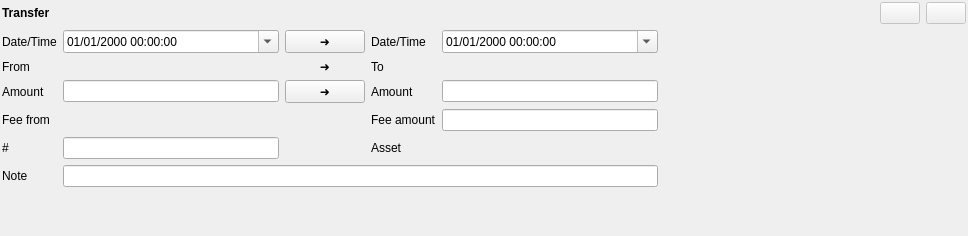
The window that jal/ui/widgets/transfer_operation.ui (titov-vv/jal) describes before a commit, drawn with Qt 5.
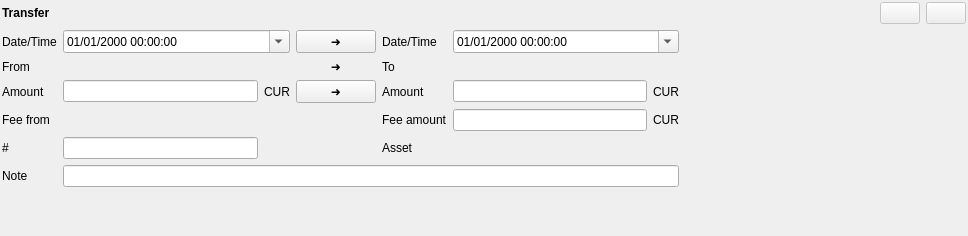
The same window after the commit. Custom widgets are drawn as their Qt base class.

Commit message: Currency labels were added to widgets. Type of a property was changed for AccountCurrencyLabel.

```diff
--- a/jal/ui/widgets/transfer_operation.ui
+++ b/jal/ui/widgets/transfer_operation.ui
@@ -26,21 +26,21 @@
    <property name="bottomMargin">
     <number>2</number>
    </property>
-   <item row="3" column="4">
+   <item row="3" column="5">
     <widget class="QLabel" name="to_amount_label">
      <property name="text">
       <string>Amount</string>
      </property>
     </widget>
    </item>
-   <item row="4" column="5">
+   <item row="4" column="6">
     <widget class="QLineEdit" name="fee">
      <property name="alignment">
       <set>Qt::AlignRight|Qt::AlignTrailing|Qt::AlignVCenter</set>
      </property>
     </widget>
    </item>
-   <item row="3" column="3">
+   <item row="3" column="4">
     <widget class="QPushButton" name="copy_amount_btn">
      <property name="text">
       <string>➜</string>
@@ -54,7 +54,7 @@
      </property>
     </widget>
    </item>
-   <item row="1" column="4">
+   <item row="1" column="5">
     <widget class="QLabel" name="to_date_label">
      <property name="text">
       <string>Date/Time</string>
@@ -88,22 +88,22 @@
      </property>
     </spacer>
    </item>
-   <item row="1" column="2">
-    <widget class="QDateTimeEdit" name="withdrawal_timestamp">
-     <property name="displayFormat">
-      <string>dd/MM/yyyy hh:mm:ss</string>
-     </property>
-     <property name="calendarPopup">
-      <bool>true</bool>
-     </property>
-     <property name="timeSpec">
-      <enum>Qt::UTC</enum>
-     </property>
-    </widget>
-   </item>
    <item row="5" column="2">
     <widget class="QLineEdit" name="number"/>
    </item>
+   <item row="1" column="2" colspan="2">
+    <widget class="QDateTimeEdit" name="withdrawal_timestamp">
+     <property name="displayFormat">
+      <string>dd/MM/yyyy hh:mm:ss</string>
+     </property>
+     <property name="calendarPopup">
+      <bool>true</bool>
+     </property>
+     <property name="timeSpec">
+      <enum>Qt::UTC</enum>
+     </property>
+    </widget>
+   </item>
    <item row="0" column="0">
     <widget class="QLabel" name="main_label">
      <property name="font">
@@ -123,6 +123,13 @@
      </property>
     </widget>
    </item>
+   <item row="3" column="3">
+    <widget class="AccountCurrencyLabel" name="from_currency">
+     <property name="text">
+      <string>CUR</string>
+     </property>
+    </widget>
+   </item>
    <item row="3" column="2">
     <widget class="QLineEdit" name="withdrawal">
      <property name="alignment">
@@ -137,10 +144,10 @@
      </property>
     </widget>
    </item>
-   <item row="2" column="2">
+   <item row="2" column="2" colspan="2">
     <widget class="AccountSelector" name="from_account_widget" native="true"/>
    </item>
-   <item row="2" column="3">
+   <item row="2" column="4">
     <widget class="QLabel" name="arrow_account">
      <property name="text">
       <string> ➜ </string>
@@ -150,20 +157,7 @@
      </property>
     </widget>
    </item>
-   <item row="1" column="5">
-    <widget class="QDateTimeEdit" name="deposit_timestamp">
-     <property name="displayFormat">
-      <string>dd/MM/yyyy hh:mm:ss</string>
-     </property>
-     <property name="calendarPopup">
-      <bool>true</bool>
-     </property>
-     <property name="timeSpec">
-      <enum>Qt::UTC</enum>
-     </property>
-    </widget>
-   </item>
-   <item row="0" column="7">
+   <item row="0" column="9">
     <widget class="QPushButton" name="commit_button">
      <property name="enabled">
       <bool>false</bool>
@@ -176,34 +170,31 @@
      </property>
     </widget>
    </item>
-   <item row="3" column="5">
-    <widget class="QLineEdit" name="deposit">
-     <property name="alignment">
-      <set>Qt::AlignRight|Qt::AlignTrailing|Qt::AlignVCenter</set>
-     </property>
-    </widget>
-   </item>
-   <item row="4" column="2">
+   <item row="4" column="2" colspan="2">
     <widget class="AccountSelector" name="fee_account_widget" native="true"/>
    </item>
-   <item row="2" column="4">
+   <item row="3" column="6">
+    <widget class="QLineEdit" name="deposit">
+     <property name="alignment">
+      <set>Qt::AlignRight|Qt::AlignTrailing|Qt::AlignVCenter</set>
+     </property>
+    </widget>
+   </item>
+   <item row="2" column="5">
     <widget class="QLabel" name="to_account_label">
      <property name="text">
       <string>To</string>
      </property>
     </widget>
    </item>
-   <item row="5" column="4">
+   <item row="5" column="5">
     <widget class="QLabel" name="asset_label">
      <property name="text">
       <string>Asset</string>
      </property>
     </widget>
    </item>
-   <item row="2" column="5">
-    <widget class="AccountSelector" name="to_account_widget" native="true"/>
-   </item>
-   <item row="0" column="8">
+   <item row="0" column="10">
     <widget class="QPushButton" name="revert_button">
      <property name="enabled">
       <bool>false</bool>
@@ -226,14 +217,14 @@
      </property>
     </widget>
    </item>
-   <item row="4" column="4">
+   <item row="4" column="5">
     <widget class="QLabel" name="fee_amount_label">
      <property name="text">
       <string>Fee amount</string>
      </property>
     </widget>
    </item>
-   <item row="1" column="6">
+   <item row="1" column="8">
     <spacer name="horizontal_spacer">
      <property name="orientation">
       <enum>Qt::Horizontal</enum>
@@ -246,19 +237,49 @@
      </property>
     </spacer>
    </item>
-   <item row="1" column="3">
+   <item row="1" column="4">
     <widget class="QPushButton" name="copy_date_btn">
      <property name="text">
       <string>➜</string>
      </property>
     </widget>
    </item>
-   <item row="6" column="2" colspan="4">
-    <widget class="QLineEdit" name="note"/>
+   <item row="3" column="7">
+    <widget class="AccountCurrencyLabel" name="to_currency">
+     <property name="text">
+      <string>CUR</string>
+     </property>
+    </widget>
    </item>
-   <item row="5" column="5">
+   <item row="2" column="6" colspan="2">
+    <widget class="AccountSelector" name="to_account_widget" native="true"/>
+   </item>
+   <item row="1" column="6" colspan="2">
+    <widget class="QDateTimeEdit" name="deposit_timestamp">
+     <property name="displayFormat">
+      <string>dd/MM/yyyy hh:mm:ss</string>
+     </property>
+     <property name="calendarPopup">
+      <bool>true</bool>
+     </property>
+     <property name="timeSpec">
+      <enum>Qt::UTC</enum>
+     </property>
+    </widget>
+   </item>
+   <item row="4" column="7">
+    <widget class="AccountCurrencyLabel" name="fee_currency">
+     <property name="text">
+      <string>CUR</string>
+     </property>
+    </widget>
+   </item>
+   <item row="5" column="6" colspan="2">
     <widget class="AssetSelector" name="asset_widget" native="true"/>
    </item>
+   <item row="6" column="2" colspan="6">
+    <widget class="QLineEdit" name="note"/>
+   </item>
   </layout>
  </widget>
  <customwidgets>
@@ -274,6 +295,11 @@
    <header>jal/widgets/reference_selector.h</header>
    <container>1</container>
   </customwidget>
+  <customwidget>
+   <class>AccountCurrencyLabel</class>
+   <extends>QLabel</extends>
+   <header>jal/widgets/account_select.h</header>
+  </customwidget>
  </customwidgets>
  <resources/>
  <connections/>
```
The commit also changes 14 other files.
